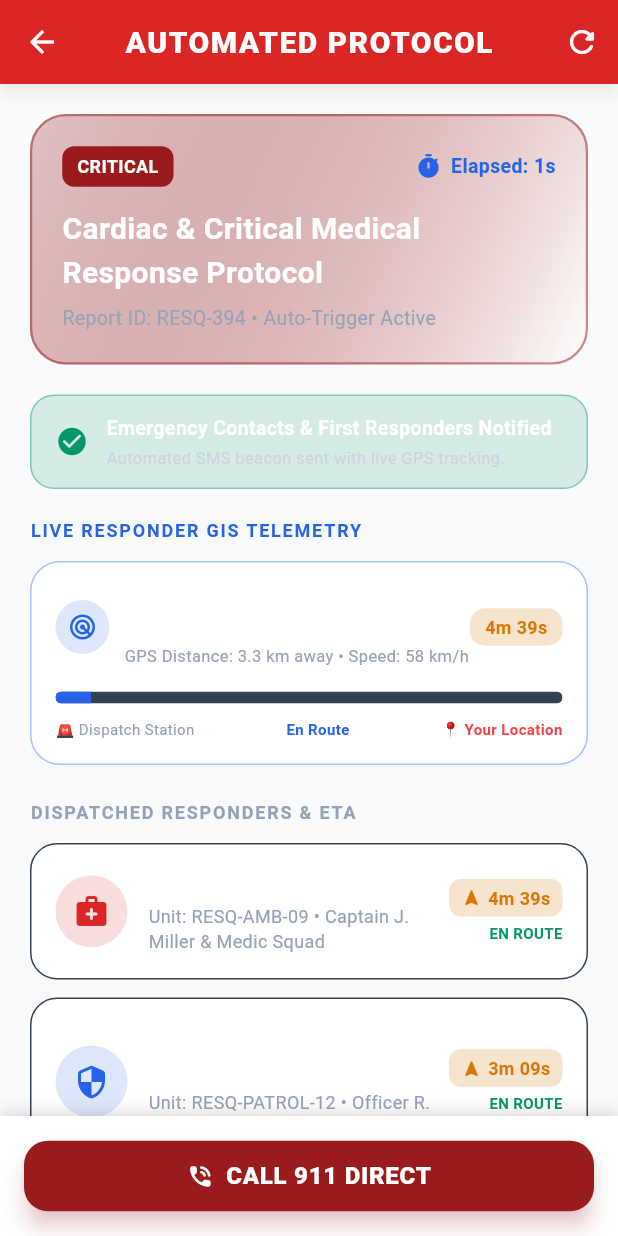
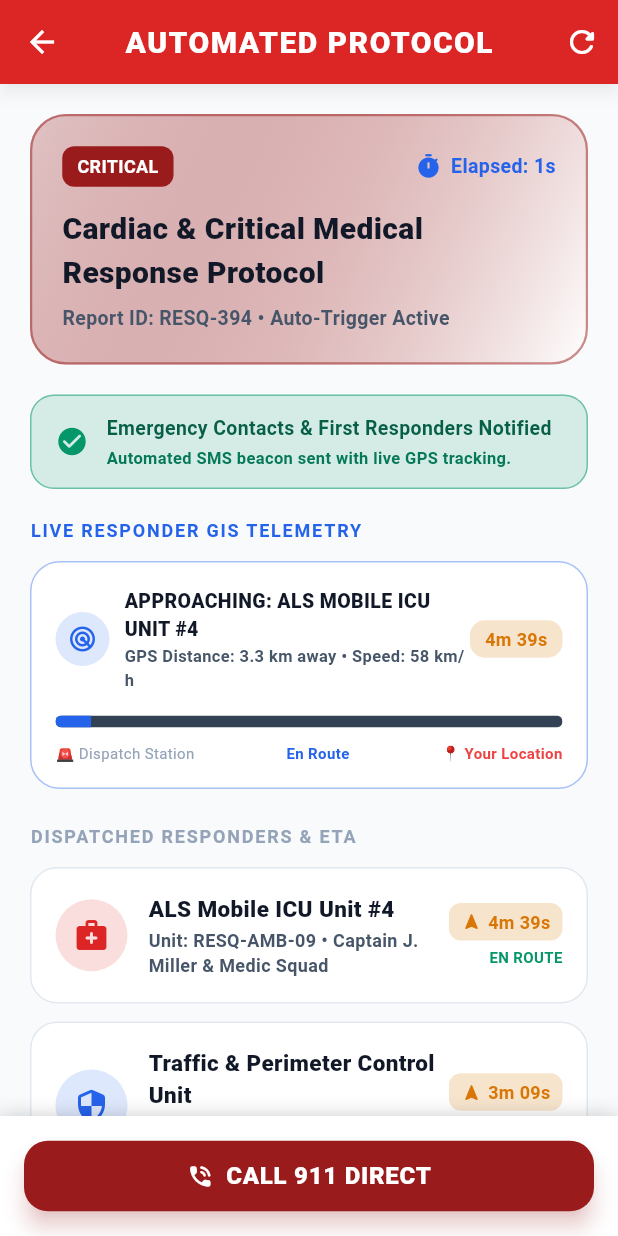
Before and after one commit to prajeenpops-collab/Resq-Ai, a Flutter app: the screen it shows once a user with an empty profile is signed in, after a tap on "Medical", on a phone screen of 412 x 824 dp. Run offline on Flutter 3.47's test engine with Material 3 defaults, Android fonts, the phone set to English and light mode, and no system bars; our stand-ins replace cloud_firestore, firebase_auth, firebase_core, firebase_storage, geolocator, image_picker and 1 more; missing offline and left inert: record; accounts and stored records are empty; network calls fail.

Commit message:
Overhaul text font colors across Protocols and Protocol Execution screens to high-contrast dark charcoal for 100% light-mode readability

```diff
--- a/resq_mobile/lib/features/protocols/protocol_execution_screen.dart
+++ b/resq_mobile/lib/features/protocols/protocol_execution_screen.dart
@@ -302,14 +302,14 @@ class _ProtocolExecutionScreenState extends State<ProtocolExecutionScreen> with
             _execution!.title,
             style: const TextStyle(
               fontSize: 20,
-              fontWeight: FontWeight.bold,
-              color: Colors.white,
+              fontWeight: FontWeight.w900,
+              color: Color(0xFF111827),
             ),
           ),
           const SizedBox(height: 6),
           Text(
             'Report ID: ${_execution!.reportId.substring(0, _execution!.reportId.length > 8 ? 8 : _execution!.reportId.length)} • Auto-Trigger Active',
-            style: const TextStyle(color: Color(0xFF94A3B8), fontSize: 13),
+            style: const TextStyle(color: Color(0xFF475569), fontSize: 13, fontWeight: FontWeight.bold),
           ),
         ],
       ),
@@ -322,7 +322,7 @@ class _ProtocolExecutionScreenState extends State<ProtocolExecutionScreen> with
       decoration: BoxDecoration(
         color: AppTheme.safeGreen.withValues(alpha: 0.15),
         borderRadius: BorderRadius.circular(16),
-        border: Border.all(color: AppTheme.safeGreen.withValues(alpha: 0.4)),
+        border: Border.all(color: AppTheme.safeGreen.withValues(alpha: 0.5)),
       ),
       child: const Row(
         children: [
@@ -335,7 +335,7 @@ class _ProtocolExecutionScreenState extends State<ProtocolExecutionScreen> with
                 Text(
                   'Emergency Contacts & First Responders Notified',
                   style: TextStyle(
-                    color: Colors.white,
+                    color: Color(0xFF065F46),
                     fontWeight: FontWeight.bold,
                     fontSize: 13,
                   ),
@@ -343,7 +343,7 @@ class _ProtocolExecutionScreenState extends State<ProtocolExecutionScreen> with
                 SizedBox(height: 2),
                 Text(
                   'Automated SMS beacon sent with live GPS tracking.',
-                  style: TextStyle(color: Color(0xFFCBD5E1), fontSize: 11),
+                  style: TextStyle(color: Color(0xFF047857), fontSize: 11, fontWeight: FontWeight.w600),
                 ),
               ],
             ),
@@ -395,11 +395,11 @@ class _ProtocolExecutionScreenState extends State<ProtocolExecutionScreen> with
                   children: [
                     Text(
                       'APPROACHING: ${primaryUnit.unitClass.toUpperCase()}',
-                      style: const TextStyle(fontWeight: FontWeight.bold, color: Colors.white, fontSize: 13),
+                      style: const TextStyle(fontWeight: FontWeight.w900, color: Color(0xFF111827), fontSize: 13),
                     ),
                     Text(
                       'GPS Distance: ${distanceKm.toStringAsFixed(1)} km away • Speed: 58 km/h',
-                      style: const TextStyle(color: Color(0xFF94A3B8), fontSize: 11),
+                      style: const TextStyle(color: Color(0xFF475569), fontSize: 11, fontWeight: FontWeight.bold),
                     ),
                   ],
                 ),
@@ -542,12 +542,12 @@ class _ProtocolExecutionScreenState extends State<ProtocolExecutionScreen> with
               children: [
                 Text(
                   title,
-                  style: const TextStyle(fontWeight: FontWeight.bold, color: Colors.white, fontSize: 13),
+                  style: const TextStyle(fontWeight: FontWeight.w900, color: Color(0xFF111827), fontSize: 13),
                 ),
                 const SizedBox(height: 2),
                 Text(
                   description,
-                  style: const TextStyle(color: Color(0xFFCBD5E1), fontSize: 11),
+                  style: const TextStyle(color: Color(0xFF475569), fontSize: 11, fontWeight: FontWeight.bold),
                 ),
               ],
             ),
@@ -588,7 +588,7 @@ class _ProtocolExecutionScreenState extends State<ProtocolExecutionScreen> with
       decoration: BoxDecoration(
         color: AppTheme.darkCard,
         borderRadius: BorderRadius.circular(18),
-        border: Border.all(color: const Color(0xFF334155)),
+        border: Border.all(color: const Color(0xFFE2E8F0)),
       ),
       child: Row(
         children: [
@@ -608,15 +608,15 @@ class _ProtocolExecutionScreenState extends State<ProtocolExecutionScreen> with
                 Text(
                   unit.unitClass,
                   style: const TextStyle(
-                    fontWeight: FontWeight.bold,
+                    fontWeight: FontWeight.w900,
                     fontSize: 15,
-                    color: Colors.white,
+                    color: Color(0xFF111827),
                   ),
                 ),
                 const SizedBox(height: 2),
                 Text(
                   'Unit: ${unit.unitId} • ${unit.driverName}',
-                  style: const TextStyle(color: Color(0xFF94A3B8), fontSize: 12),
+                  style: const TextStyle(color: Color(0xFF475569), fontSize: 12, fontWeight: FontWeight.bold),
                 ),
               ],
             ),
@@ -734,9 +734,9 @@ class _ProtocolExecutionScreenState extends State<ProtocolExecutionScreen> with
                             child: Text(
                               step.title,
                               style: TextStyle(
-                                fontWeight: FontWeight.bold,
+                                fontWeight: FontWeight.w900,
                                 fontSize: 15,
-                                color: isDone || isCurrent ? Colors.white : const Color(0xFF94A3B8),
+                                color: isDone || isCurrent ? const Color(0xFF111827) : const Color(0xFF64748B),
                               ),
                             ),
                           ),
@@ -744,13 +744,13 @@ class _ProtocolExecutionScreenState extends State<ProtocolExecutionScreen> with
                             Container(
                               padding: const EdgeInsets.symmetric(horizontal: 8, vertical: 2),
                               decoration: BoxDecoration(
-                                color: AppTheme.neonAlert.withValues(alpha: 0.2),
+                                color: AppTheme.emergencyRed.withValues(alpha: 0.15),
                                 borderRadius: BorderRadius.circular(6),
                               ),
                               child: const Text(
                                 'ACTIVE',
                                 style: TextStyle(
-                                  color: AppTheme.neonAlert,
+                                  color: AppTheme.emergencyRed,
                                   fontWeight: FontWeight.bold,
                                   fontSize: 10,
                                 ),
@@ -761,7 +761,7 @@ class _ProtocolExecutionScreenState extends State<ProtocolExecutionScreen> with
                       const SizedBox(height: 4),
                       Text(
                         step.description,
-                        style: const TextStyle(color: Color(0xFF94A3B8), fontSize: 12),
+                        style: const TextStyle(color: Color(0xFF475569), fontSize: 12, fontWeight: FontWeight.w600),
                       ),
                     ],
                   ),
@@ -780,9 +780,9 @@ class _ProtocolExecutionScreenState extends State<ProtocolExecutionScreen> with
     return Container(
       padding: const EdgeInsets.all(16),
       decoration: BoxDecoration(
-        color: AppTheme.darkCard,
+        color: Colors.white,
         borderRadius: BorderRadius.circular(20),
-        border: Border.all(color: const Color(0xFF334155)),
+        border: Border.all(color: const Color(0xFFE2E8F0)),
       ),
       child: Column(
         children: checklist.asMap().entries.map((entry) {
@@ -808,7 +808,8 @@ class _ProtocolExecutionScreenState extends State<ProtocolExecutionScreen> with
               text,
               style: TextStyle(
                 fontSize: 14,
-                color: isChecked ? const Color(0xFF64748B) : Colors.white,
+                fontWeight: FontWeight.w600,
+                color: isChecked ? const Color(0xFF94A3B8) : const Color(0xFF111827),
                 decoration: isChecked ? TextDecoration.lineThrough : null,
               ),
             ),
--- a/resq_mobile/lib/features/protocols/protocols_screen.dart
+++ b/resq_mobile/lib/features/protocols/protocols_screen.dart
@@ -79,16 +79,14 @@ class _ProtocolsScreenState extends State<ProtocolsScreen> with SingleTickerProv
 
   @override
   Widget build(BuildContext context) {
-    final theme = Theme.of(context);
-
     return Scaffold(
       appBar: AppBar(
         title: const Text('EMERGENCY PROTOCOLS'),
         bottom: TabBar(
           controller: _tabController,
-          indicatorColor: AppTheme.neonAlert,
-          labelColor: AppTheme.neonAlert,
-          unselectedLabelColor: const Color(0xFF94A3B8),
+          indicatorColor: Colors.white,
+          labelColor: Colors.white,
+          unselectedLabelColor: Colors.white70,
           tabs: const [
             Tab(icon: Icon(Icons.shield_rounded), text: 'Standard Protocols'),
             Tab(icon: Icon(Icons.auto_awesome_rounded), text: 'AI Generator'),
@@ -100,7 +98,7 @@ class _ProtocolsScreenState extends State<ProtocolsScreen> with SingleTickerProv
         children: [
           // Tab 1: Standard Protocols Catalog
           _loading
-              ? const Center(child: CircularProgressIndicator())
+              ? const Center(child: CircularProgressIndicator(color: AppTheme.emergencyRed))
               : RefreshIndicator(
                   onRefresh: _loadProtocols,
                   child: ListView.builder(
@@ -122,9 +120,9 @@ class _ProtocolsScreenState extends State<ProtocolsScreen> with SingleTickerProv
                 Container(
                   padding: const EdgeInsets.all(16),
                   decoration: BoxDecoration(
-                    color: AppTheme.cyberCyan.withValues(alpha: 0.15),
+                    color: AppTheme.cyberCyan.withValues(alpha: 0.12),
                     borderRadius: BorderRadius.circular(16),
-                    border: Border.all(color: AppTheme.cyberCyan.withValues(alpha: 0.3)),
+                    border: Border.all(color: AppTheme.cyberCyan, width: 1.5),
                   ),
                   child: const Row(
                     children: [
@@ -133,7 +131,7 @@ class _ProtocolsScreenState extends State<ProtocolsScreen> with SingleTickerProv
                       Expanded(
                         child: Text(
                           'Powered by Gemini AI Triage. Describe any unique emergency to generate real-time protocols.',
-                          style: TextStyle(color: Colors.white, fontSize: 13),
+                          style: TextStyle(color: Color(0xFF1E293B), fontWeight: FontWeight.bold, fontSize: 13),
                         ),
                       ),
                     ],
@@ -141,56 +139,43 @@ class _ProtocolsScreenState extends State<ProtocolsScreen> with SingleTickerProv
                 ),
                 const SizedBox(height: 20),
 
-                // Inputs
-                const Text('Emergency Description', style: TextStyle(fontWeight: FontWeight.bold)),
+                const Text('Select Category & Severity', style: TextStyle(fontWeight: FontWeight.bold, fontSize: 14, color: Color(0xFF111827))),
                 const SizedBox(height: 8),
-                TextField(
-                  controller: _customPromptController,
-                  maxLines: 3,
-                  decoration: const InputDecoration(
-                    hintText: 'e.g. Chemical smell in underground subway platform with multiple people coughing...',
-                  ),
-                ),
-                const SizedBox(height: 16),
-
                 Row(
                   children: [
                     Expanded(
-                      child: Column(
-                        crossAxisAlignment: CrossAxisAlignment.start,
-                        children: [
-                          const Text('Category', style: TextStyle(fontWeight: FontWeight.bold, fontSize: 12)),
-                          const SizedBox(height: 6),
-                          DropdownButtonFormField<String>(
-                            value: _selectedCategory,
-                            decoration: const InputDecoration(contentPadding: EdgeInsets.symmetric(horizontal: 12, vertical: 8)),
-                            items: ['medical', 'fire', 'accident', 'natural_disaster', 'crime', 'other']
-                                .map((c) => DropdownMenuItem(value: c, child: Text(c.toUpperCase())))
-                                .toList(),
-                            onChanged: (val) => setState(() => _selectedCategory = val!),
-                          ),
-                        ],
+                      child: DropdownButtonFormField<String>(
+                        initialValue: _selectedCategory,
+                        items: ['medical', 'fire', 'accident', 'natural_disaster', 'crime', 'other']
+                            .map((c) => DropdownMenuItem(value: c, child: Text(c.toUpperCase(), style: const TextStyle(color: Color(0xFF111827)))))
+                            .toList(),
+                        onChanged: (v) => setState(() => _selectedCategory = v!),
+                        decoration: const InputDecoration(labelText: 'Category'),
                       ),
                     ),
                     const SizedBox(width: 12),
                     Expanded(
-                      child: Column(
-                        crossAxisAlignment: CrossAxisAlignment.start,
-                        children: [
-                          const Text('Severity', style: TextStyle(fontWeight: FontWeight.bold, fontSize: 12)),
-                          const SizedBox(height: 6),
-                          DropdownButtonFormField<String>(
-                            value: _selectedSeverity,
-                            decoration: const InputDecoration(contentPadding: EdgeInsets.symmetric(horizontal: 12, vertical: 8)),
-                            items: ['critical', 'high', 'medium', 'low']
-                                .map((s) => DropdownMenuItem(value: s, child: Text(s.toUpperCase())))
-                                .toList(),
-                            onChanged: (val) => setState(() => _selectedSeverity = val!),
-                          ),
-                        ],
+                      child: DropdownButtonFormField<String>(
+                        initialValue: _selectedSeverity,
+                        items: ['critical', 'high', 'medium', 'low']
+                            .map((s) => DropdownMenuItem(value: s, child: Text(s.toUpperCase(), style: const TextStyle(color: Color(0xFF111827)))))
+                            .toList(),
+                        onChanged: (v) => setState(() => _selectedSeverity = v!),
+                        decoration: const InputDecoration(labelText: 'Severity'),
                       ),
                     ),
                   ],
+                ),
+                const SizedBox(height: 16),
+
+                TextField(
+                  controller: _customPromptController,
+                  maxLines: 4,
+                  style: const TextStyle(color: Color(0xFF111827), fontWeight: FontWeight.w600),
+                  decoration: const InputDecoration(
+                    labelText: 'Describe Emergency Incident Parameters',
+                    hintText: 'e.g., Structural collapse near highway bridge with chemical spill...',
+                  ),
                 ),
                 const SizedBox(height: 20),
 
@@ -201,13 +186,13 @@ class _ProtocolsScreenState extends State<ProtocolsScreen> with SingleTickerProv
                     icon: _generatingAi
                         ? const SizedBox(width: 20, height: 20, child: CircularProgressIndicator(strokeWidth: 2, color: Colors.white))
                         : const Icon(Icons.auto_awesome_rounded),
-                    label: Text(_generatingAi ? 'GENERATING PROTOCOL...' : 'GENERATE AI RESPONSE PROTOCOL'),
+                    label: Text(_generatingAi ? 'GEMINI AI GENERATING PROTOCOL...' : 'GENERATE AI EMERGENCY PROTOCOL'),
                   ),
                 ),
 
                 if (_aiGeneratedProtocol != null) ...[
-                  const SizedBox(height: 28),
-                  Text('GENERATED AI PROTOCOL', style: theme.textTheme.labelMedium?.copyWith(color: AppTheme.cyberCyan, fontWeight: FontWeight.bold)),
+                  const SizedBox(height: 24),
+                  const Text('AI Generated Protocol Result', style: TextStyle(fontWeight: FontWeight.bold, fontSize: 16, color: Color(0xFF111827))),
                   const SizedBox(height: 12),
                   _buildProtocolCard(context, _aiGeneratedProtocol!),
                 ],
@@ -220,17 +205,17 @@ class _ProtocolsScreenState extends State<ProtocolsScreen> with SingleTickerProv
   }
 
   Widget _buildProtocolCard(BuildContext context, EmergencyProtocol p) {
-    Color sevColor = AppTheme.severityColor(p.severityTarget);
+    final sevColor = AppTheme.severityColor(p.severityTarget);
 
     return Container(
       margin: const EdgeInsets.only(bottom: 16),
       decoration: BoxDecoration(
-        color: AppTheme.darkCard,
+        color: Colors.white,
         borderRadius: BorderRadius.circular(20),
-        border: Border.all(color: const Color(0xFF334155)),
+        border: Border.all(color: sevColor.withValues(alpha: 0.4), width: 1.5),
+        boxShadow: const [BoxShadow(color: Colors.black12, blurRadius: 6)],
       ),
       child: ExpansionTile(
-        tilePadding: const EdgeInsets.symmetric(horizontal: 16, vertical: 8),
         leading: Container(
           padding: const EdgeInsets.all(10),
           decoration: BoxDecoration(
@@ -241,27 +226,27 @@ class _ProtocolsScreenState extends State<ProtocolsScreen> with SingleTickerProv
         ),
         title: Text(
           p.title,
-          style: const TextStyle(fontWeight: FontWeight.bold, fontSize: 16, color: Colors.white),
+          style: const TextStyle(fontWeight: FontWeight.w900, fontSize: 16, color: Color(0xFF111827)),
         ),
         subtitle: Padding(
           padding: const EdgeInsets.only(top: 4),
           child: Row(
             children: [
               Container(
-                padding: const EdgeInsets.symmetric(horizontal: 6, vertical: 2),
+                padding: const EdgeInsets.symmetric(horizontal: 8, vertical: 3),
                 decoration: BoxDecoration(
                   color: sevColor.withValues(alpha: 0.2),
                   borderRadius: BorderRadius.circular(6),
                 ),
                 child: Text(
                   p.severityTarget.toUpperCase(),
-                  style: TextStyle(color: sevColor, fontWeight: FontWeight.bold, fontSize: 10),
+                  style: TextStyle(color: sevColor, fontWeight: FontWeight.w900, fontSize: 10),
                 ),
               ),
               const SizedBox(width: 8),
               Text(
                 '${p.automatedSteps.length} Automated Steps',
-                style: const TextStyle(color: Color(0xFF94A3B8), fontSize: 12),
+                style: const TextStyle(color: Color(0xFF64748B), fontSize: 12, fontWeight: FontWeight.bold),
               ),
             ],
           ),
@@ -272,25 +257,25 @@ class _ProtocolsScreenState extends State<ProtocolsScreen> with SingleTickerProv
             child: Column(
               crossAxisAlignment: CrossAxisAlignment.start,
               children: [
-                const Divider(color: Color(0xFF334155)),
-                Text(p.summary, style: const TextStyle(color: Color(0xFFCBD5E1), fontSize: 13)),
+                const Divider(color: Color(0xFFE2E8F0)),
+                Text(p.summary, style: const TextStyle(color: Color(0xFF334155), fontSize: 13, height: 1.3)),
                 const SizedBox(height: 14),
 
-                const Text('Automated Workflow Sequence:', style: TextStyle(fontWeight: FontWeight.bold, fontSize: 13, color: Colors.white)),
+                const Text('Automated Workflow Sequence:', style: TextStyle(fontWeight: FontWeight.w900, fontSize: 13, color: Color(0xFF111827))),
                 const SizedBox(height: 8),
                 ...p.automatedSteps.map((step) => Padding(
                       padding: const EdgeInsets.only(bottom: 6),
                       child: Row(
                         crossAxisAlignment: CrossAxisAlignment.start,
                         children: [
-                          Icon(Icons.play_arrow_rounded, color: AppTheme.neonAlert, size: 16),
+                          const Icon(Icons.play_arrow_rounded, color: AppTheme.emergencyRed, size: 16),
                           const SizedBox(width: 6),
                           Expanded(
                             child: RichText(
                               text: TextSpan(
                                 children: [
-                                  TextSpan(text: '${step.title}: ', style: const TextStyle(fontWeight: FontWeight.bold, color: Colors.white, fontSize: 12)),
-                                  TextSpan(text: step.description, style: const TextStyle(color: Color(0xFF94A3B8), fontSize: 12)),
+                                  TextSpan(text: '${step.title}: ', style: const TextStyle(fontWeight: FontWeight.w900, color: Color(0xFF111827), fontSize: 12)),
+                                  TextSpan(text: step.description, style: const TextStyle(color: Color(0xFF475569), fontSize: 12)),
                                 ],
                               ),
                             ),
@@ -300,7 +285,7 @@ class _ProtocolsScreenState extends State<ProtocolsScreen> with SingleTickerProv
                     )),
                 const SizedBox(height: 14),
 
-                const Text('Citizen Safety Checklist:', style: TextStyle(fontWeight: FontWeight.bold, fontSize: 13, color: Colors.white)),
+                const Text('Citizen Safety Checklist:', style: TextStyle(fontWeight: FontWeight.w900, fontSize: 13, color: Color(0xFF111827))),
                 const SizedBox(height: 8),
                 ...p.safetyChecklist.map((item) => Padding(
                       padding: const EdgeInsets.only(bottom: 4),
@@ -310,7 +295,7 @@ class _ProtocolsScreenState extends State<ProtocolsScreen> with SingleTickerProv
                           const Icon(Icons.check_circle_outline_rounded, color: AppTheme.safeGreen, size: 16),
                           const SizedBox(width: 6),
                           Expanded(
-                            child: Text(item, style: const TextStyle(color: Color(0xFFCBD5E1), fontSize: 12)),
+                            child: Text(item, style: const TextStyle(color: Color(0xFF334155), fontWeight: FontWeight.w600, fontSize: 12)),
                           ),
                         ],
                       ),
@@ -322,7 +307,7 @@ class _ProtocolsScreenState extends State<ProtocolsScreen> with SingleTickerProv
                   child: ElevatedButton.icon(
                     onPressed: () => _triggerProtocolNow(p),
                     style: ElevatedButton.styleFrom(
-                      backgroundColor: AppTheme.neonAlert,
+                      backgroundColor: AppTheme.emergencyRed,
                       padding: const EdgeInsets.symmetric(vertical: 12),
                     ),
                     icon: const Icon(Icons.bolt_rounded, size: 20),
@@ -344,7 +329,7 @@ class _ProtocolsScreenState extends State<ProtocolsScreen> with SingleTickerProv
     ScaffoldMessenger.of(context).showSnackBar(
       SnackBar(
         content: Text('Triggering ${p.title}...'),
-        backgroundColor: AppTheme.neonAlert,
+        backgroundColor: AppTheme.emergencyRed,
         duration: const Duration(seconds: 1),
       ),
     );
```
